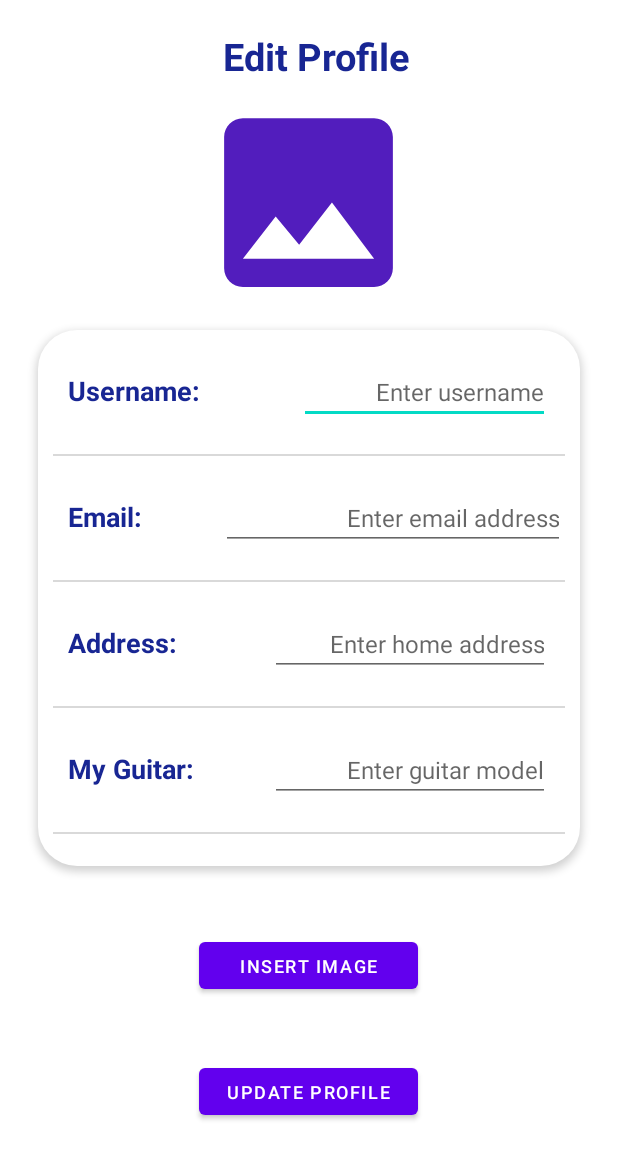
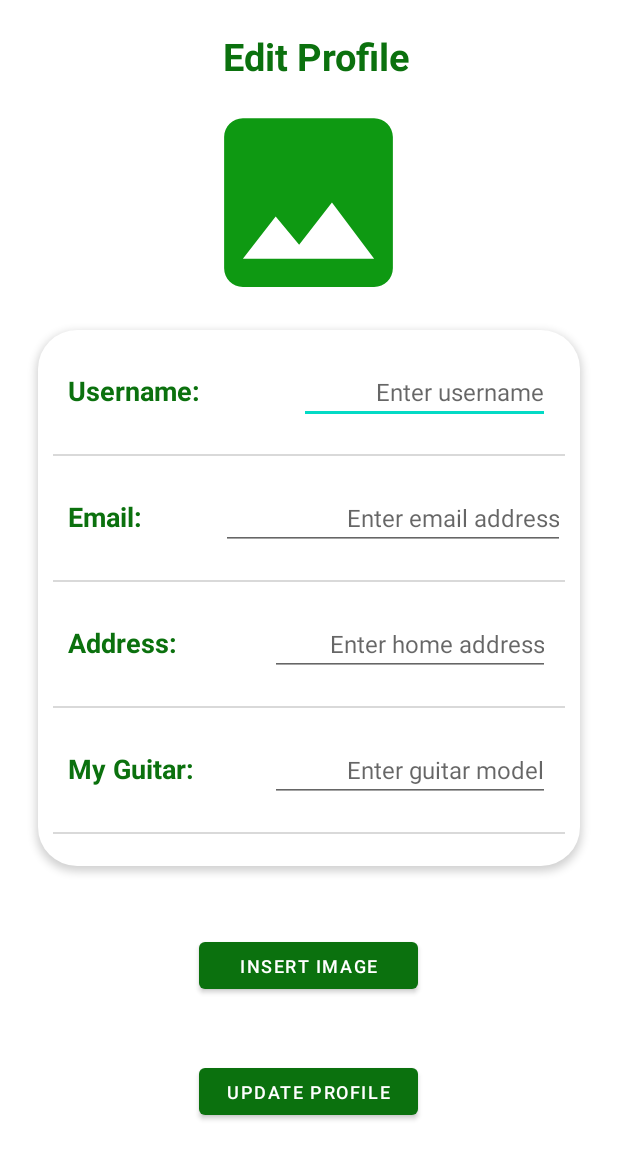
Before and after one commit to panosbabo/TakOwnersMart, an Android app: the ProfileEditing screen opened directly, with no data from a screen before it, on a phone screen of 412 x 824 dp. Shown: the top 1159 px of the screen. Run offline under Robolectric (Android 15) with nearby library versions, the phone set to English and light mode, and no system bars; our stand-ins replace Room's generated code; pictures from the network do not load.

Commit message:
Changed color theme to Dark-Green/Orange

```diff
--- a/app/src/main/res/drawable/ic_baseline_image_24.xml
+++ b/app/src/main/res/drawable/ic_baseline_image_24.xml
@@ -1,4 +1,4 @@
-<vector android:height="24dp" android:tint="#521DBD"
+<vector android:height="24dp" android:tint="@color/light_green"
     android:viewportHeight="24" android:viewportWidth="24"
     android:width="24dp" xmlns:android="http://schemas.android.com/apk/res/android">
     <path android:fillColor="@android:color/white" android:pathData="M21,19V5c0,-1.1 -0.9,-2 -2,-2H5c-1.1,0 -2,0.9 -2,2v14c0,1.1 0.9,2 2,2h14c1.1,0 2,-0.9 2,-2zM8.5,13.5l2.5,3.01L14.5,12l4.5,6H5l3.5,-4.5z"/>
--- a/app/src/main/res/layout/activity_profile_editing_page.xml
+++ b/app/src/main/res/layout/activity_profile_editing_page.xml
@@ -15,7 +15,7 @@
         android:layout_weight="1"
         android:text="Edit Profile"
         android:textAlignment="center"
-        android:textColor="#182693"
+        android:textColor="@color/dark_green"
         android:textSize="25sp"
         android:textStyle="bold" />
 
@@ -63,7 +63,7 @@
                 android:layout_weight="1"
                 android:text="Username: "
                 android:textAlignment="viewStart"
-                android:textColor="#182693"
+                android:textColor="@color/dark_green"
                 android:textSize="18sp"
                 android:textStyle="bold" />
 
@@ -102,7 +102,7 @@
                 android:layout_weight="1"
                 android:text="Email:"
                 android:textAlignment="viewStart"
-                android:textColor="#182693"
+                android:textColor="@color/dark_green"
                 android:textSize="18sp"
                 android:textStyle="bold" />
 
@@ -142,7 +142,7 @@
                 android:layout_weight="1"
                 android:text="Address:"
                 android:textAlignment="viewStart"
-                android:textColor="#182693"
+                android:textColor="@color/dark_green"
                 android:textSize="18sp"
                 android:textStyle="bold" />
 
@@ -180,7 +180,7 @@
                 android:layout_weight="1"
                 android:text="My Guitar:"
                 android:textAlignment="viewStart"
-                android:textColor="#182693"
+                android:textColor="@color/dark_green"
                 android:textSize="18sp"
                 android:textStyle="bold" />
 
--- a/app/src/main/res/values-night/themes.xml
+++ b/app/src/main/res/values-night/themes.xml
@@ -2,8 +2,8 @@
     <!-- Base application theme. -->
     <style name="Theme.TakOwnersMart" parent="Theme.MaterialComponents.Light.NoActionBar">
         <!-- Primary brand color. -->
-        <item name="colorPrimary">@color/purple_500</item>
-        <item name="colorPrimaryVariant">@color/purple_700</item>
+        <item name="colorPrimary">@color/dark_green</item>
+        <item name="colorPrimaryVariant">@color/dark_green</item>
         <item name="colorOnPrimary">@color/white</item>
         <!-- Secondary brand color. -->
         <item name="colorSecondary">@color/teal_200</item>
--- a/app/src/main/res/values/colors.xml
+++ b/app/src/main/res/values/colors.xml
@@ -7,4 +7,8 @@
     <color name="teal_700">#FF018786</color>
     <color name="black">#FF000000</color>
     <color name="white">#FFFFFFFF</color>
+    <color name="dark_green">#FF0B710E</color>
+    <color name="light_green">#FF0E9912</color>
+    <color name="dark_orange">#FFA13E00</color>
+    <color name="light_orange">#FFD95502</color>
 </resources>
--- a/app/src/main/res/values/themes.xml
+++ b/app/src/main/res/values/themes.xml
@@ -2,8 +2,8 @@
     <!-- Base application theme. -->
     <style name="Theme.TakOwnersMart" parent="Theme.MaterialComponents.Light.NoActionBar">
         <!-- Primary brand color. -->
-        <item name="colorPrimary">@color/purple_500</item>
-        <item name="colorPrimaryVariant">@color/purple_700</item>
+        <item name="colorPrimary">@color/dark_green</item>
+        <item name="colorPrimaryVariant">@color/dark_green</item>
         <item name="colorOnPrimary">@color/white</item>
         <!-- Secondary brand color. -->
         <item name="colorSecondary">@color/teal_200</item>
```
Also changed, not shown: app/src/main/res/layout/activity_display_info.xml (+6 -6 lines), app/src/main/res/layout/fragment_profile_page.xml (+4 -4 lines), app/src/main/res/layout/row_item.xml (+4 -4 lines), app/src/main/res/layout/wish_item.xml (+4 -4 lines).
